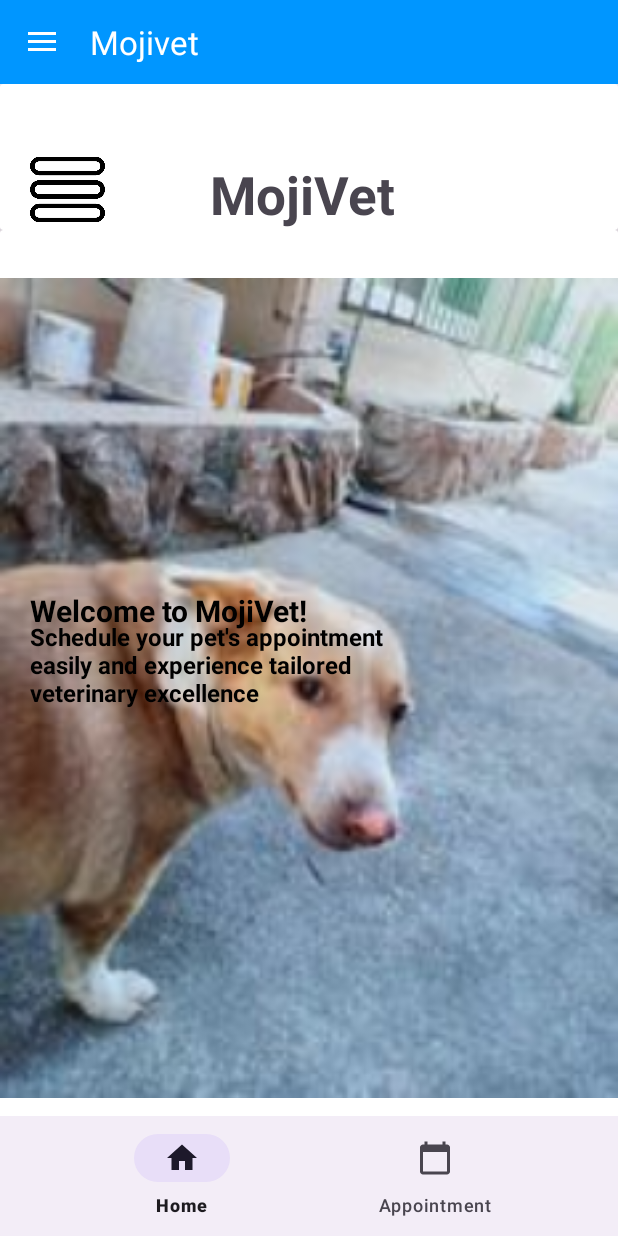
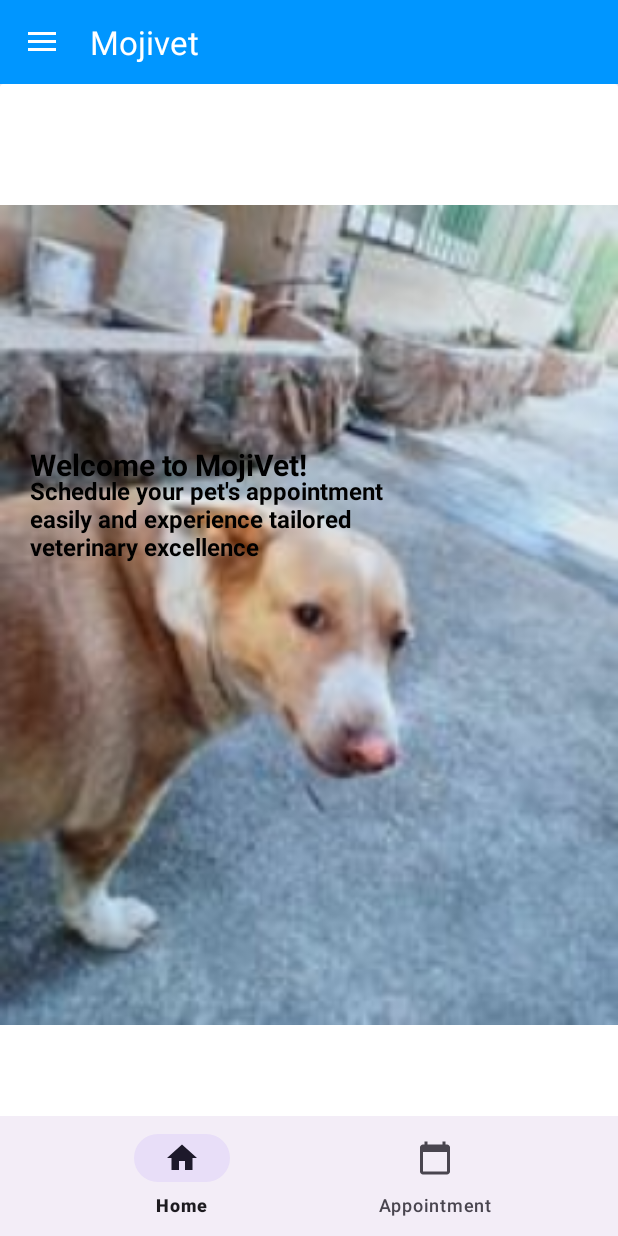
Before and after one commit to jamessysystem/Mojivet-Android, an Android app: the screen it shows after launch (MainActivity), on a phone screen of 412 x 824 dp. Run offline under Robolectric (Android 15) with nearby library versions, the phone set to English and light mode, and no system bars.

```diff
--- a/app/src/main/res/layout/fragment_forgot_password.xml
+++ b/app/src/main/res/layout/activity_forgot_password.xml
@@ -3,9 +3,8 @@
     xmlns:tools="http://schemas.android.com/tools"
     android:layout_width="match_parent"
     android:layout_height="match_parent"
-    xmlns:app="http://schemas.android.com/apk/res-auto"
     android:orientation="vertical"
-    tools:context=".login.ForgotPassword">
+    tools:context=".profiling.ForgotPassword">
 
     <View
         android:layout_width="match_parent"
--- a/app/src/main/res/layout/fragment_home.xml
+++ b/app/src/main/res/layout/fragment_home.xml
@@ -3,7 +3,6 @@
     xmlns:tools="http://schemas.android.com/tools"
     android:layout_width="match_parent"
     android:layout_height="match_parent"
-    xmlns:app="http://schemas.android.com/apk/res-auto"
     tools:context=".nav_bottom.Appointment"
     android:id="@+id/home"
     android:orientation="vertical">
@@ -11,29 +10,7 @@
     <!-- TODO: Update blank fragment layout -->
     <androidx.cardview.widget.CardView
         android:layout_width="match_parent"
-        android:layout_height="wrap_content">
-        <ImageView
-            android:layout_width="50dp"
-            android:layout_height="50dp"
-            android:layout_marginTop="45dp"
-            android:layout_marginStart="20dp"
-            android:src="@drawable/borger"
-            android:contentDescription="@string/cats_and_dogs">
-        </ImageView>
-
-        <TextView
-
-            android:layout_width="wrap_content"
-            android:layout_height="wrap_content"
-            android:gravity="center"
-            android:text="MojiVet"
-            android:layout_marginTop="50dp"
-            android:textSize="35sp"
-            android:layout_marginStart="140dp"
-            android:textStyle="bold"
-            />
-
-    </androidx.cardview.widget.CardView>
+        android:layout_height="wrap_content"/>
     <androidx.cardview.widget.CardView
         android:layout_width="match_parent"
         android:layout_height="match_parent"
@@ -42,7 +19,8 @@
         <ImageView
             android:src="@drawable/beauty"
             android:layout_width="match_parent"
-            android:layout_height="match_parent">
+            android:layout_height="match_parent"
+            android:contentDescription="@string/dog">
 
         </ImageView>
 
@@ -50,24 +28,22 @@
             android:layout_width="wrap_content"
             android:layout_height="wrap_content"
             android:layout_marginTop="240dp"
-            android:textSize="20dp"
+            android:textSize="20sp"
             android:textColor="#000000"
-            android:text="Welcome to MojiVet!"
+            android:text="@string/welcome_to_mojivet"
             android:textStyle="bold"
-            android:layout_marginLeft="20dp">
+            android:layout_marginStart="20dp">
 
         </TextView>
         <TextView
-            android:text="Schedule your pet's
-appointment easily and experience tailored
-veterinary excellence"
+            android:text="@string/schedule_your_pet_s_appointment_easily_and_experience_tailored_veterinary_excellence"
             android:layout_width="280dp"
             android:layout_height="wrap_content"
-            android:textSize="16dp"
+            android:textSize="16sp"
             android:textStyle="bold"
             android:textColor="#000000"
             android:layout_marginTop="260dp"
-            android:layout_marginLeft="20dp">
+            android:layout_marginStart="20dp">
 
         </TextView>
 
--- a/app/src/main/res/values/strings.xml
+++ b/app/src/main/res/values/strings.xml
@@ -36,4 +36,12 @@
     <string name="cpass">Confirm Password</string>
     <string name="emailll">Enter Email</string>
     <string name="passs">Enter Password</string>
+    <string name="dog">Dog</string>
+    <string name="welcome_to_mojivet">Welcome to MojiVet!</string>
+    <string name="schedule_your_pet_s_appointment_easily_and_experience_tailored_veterinary_excellence">Schedule your pet\'s appointment easily and experience tailored veterinary excellence</string>
+    <string name="paws_and_hooves_hearts_and_health_where_compassion_meets_care">PAWS and Hooves, Hearts and Health - Where Compassion Meets Care!</string>
+    <string name="create_and_manage_personalized_profiles_for_each_of_your_pets_keep_track_of_their_medical_history_vaccination_records_and_communicate_directly_with_our_team_through_the_platform_ask_questions_share_concerns_and_receive_guidance_withoud_the_need_for_a_phone_call">Create and manage personalized profiles for each of your pets. Keep track of their medical history, vaccination records, and communicate directly with our team through the platform. Ask questions, share concerns, and receive guidance withoud the need for a phone call.</string>
+    <string name="create_an_appointment">Create an Appointment</string>
+    <string name="login">Login</string>
+    <string name="first_name">First Name</string>
 </resources>
```
Also changed, not shown: app/src/main/AndroidManifest.xml (+11 -1 lines), app/src/main/java/com/example/mojivet/login/ForgotPassword.kt (deleted, +0 -60 lines), app/src/main/java/com/example/mojivet/login/Login.kt (deleted, +0 -62 lines), app/src/main/java/com/example/mojivet/login/Signup.kt (deleted, +0 -60 lines), app/src/main/java/com/example/mojivet/nav_drawer/Photos.kt (+8 -11 lines), app/src/main/java/com/example/mojivet/profiling/ForgotPassword.kt (added, +12 -0 lines), app/src/main/java/com/example/mojivet/profiling/Login.kt (added, +12 -0 lines), app/src/main/java/com/example/mojivet/profiling/Signup.kt (added, +12 -0 lines), app/src/main/res/layout/activity_login.xml (added, +68 -0 lines), app/src/main/res/layout/activity_signup.xml (renamed from app/src/main/res/layout/fragment_signup.xml, +55 -47 lines), app/src/main/res/layout/fragment_about_us.xml (+11 -25 lines), app/src/main/res/layout/fragment_appointment.xml (+3 -4 lines), app/src/main/res/layout/fragment_login.xml (deleted, +0 -81 lines).
